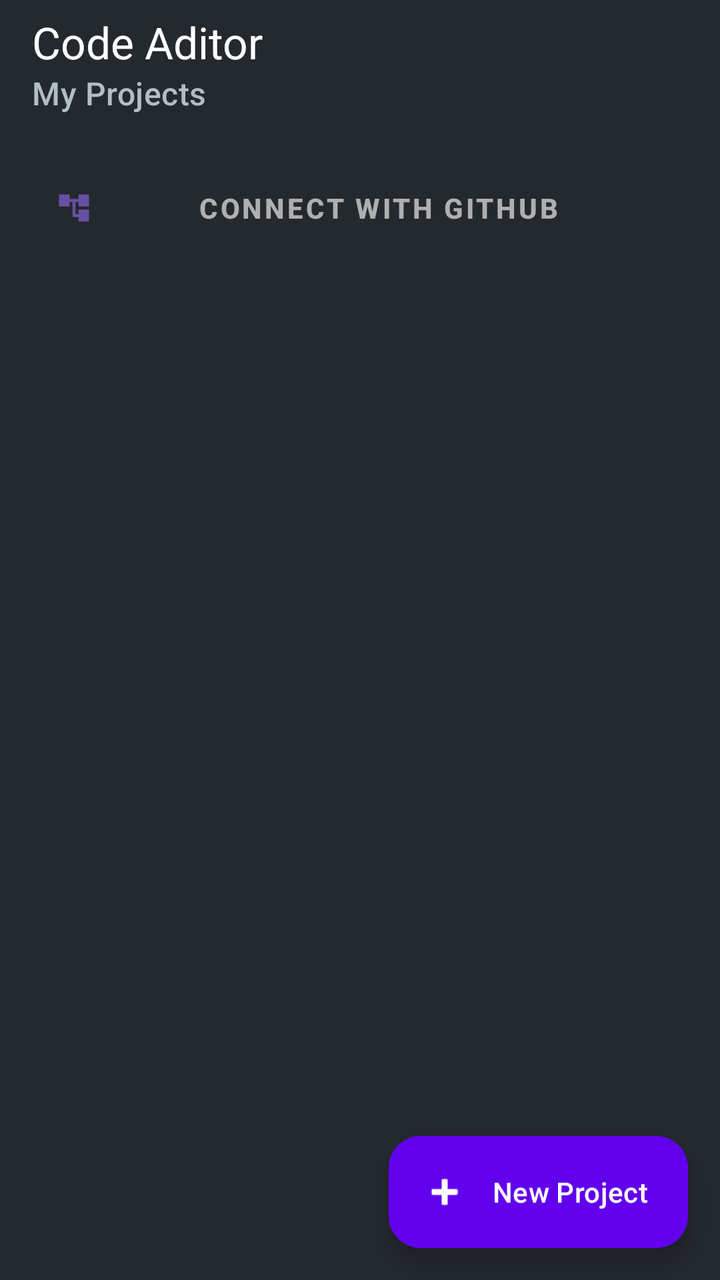
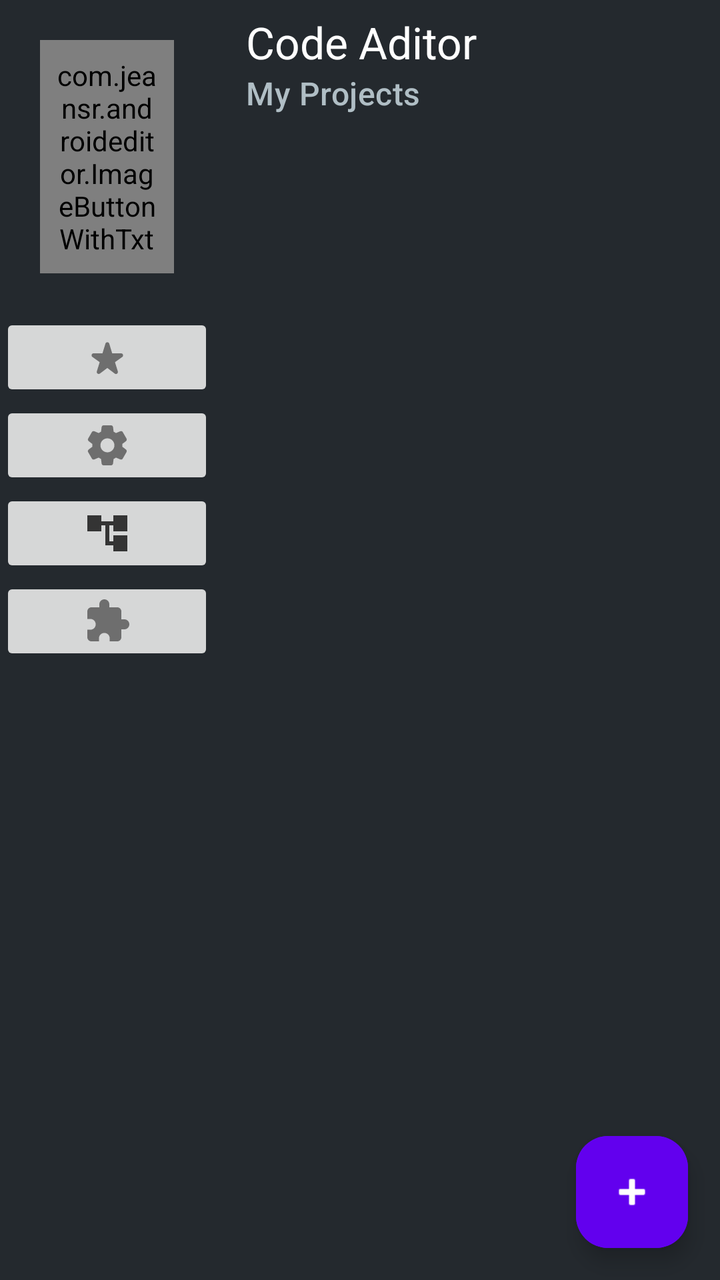

Before-and-after screenshots of an Android layout around one commit, followed by the original layout XML and the change that was made.
<!-- AndroidManifest.xml: application theme Theme.CodeAditor -->
<!-- res/layout/activity_main.xml -->
<?xml version="1.0" encoding="utf-8"?>
<androidx.coordinatorlayout.widget.CoordinatorLayout
    xmlns:android="http://schemas.android.com/apk/res/android"
    xmlns:app="http://schemas.android.com/apk/res-auto"
    android:layout_width="match_parent"
    android:layout_height="match_parent"
    android:background="#24292E"
    android:fitsSystemWindows="true"
    >

    <com.google.android.material.appbar.AppBarLayout
        android:layout_width="match_parent"
        android:layout_height="wrap_content"
        app:elevation="4dp">

        <com.google.android.material.appbar.MaterialToolbar
            android:id="@+id/topAppBar"
            android:layout_width="match_parent"
            android:layout_height="?attr/actionBarSize"
            android:background="#24292E"
            app:title="@string/app_name"
            app:subtitle="@string/My_projects"
            app:titleTextColor="@android:color/white"
            app:subtitleTextColor="#B0BEC5" />

    </com.google.android.material.appbar.AppBarLayout>

    <LinearLayout
        android:layout_width="match_parent"
        android:layout_height="match_parent"
        android:orientation="vertical"
        app:layout_behavior="@string/appbar_scrolling_view_behavior">

        <com.google.android.material.button.MaterialButton
            android:id="@+id/btnGitHubLogin"
            style="@style/Widget.MaterialComponents.Button.OutlinedButton.Icon"
            android:layout_width="match_parent"
            android:layout_height="wrap_content"
            android:layout_marginHorizontal="16dp"
            android:layout_marginTop="16dp"
            android:layout_marginBottom="8dp"
            android:text="@string/Connect_github"
            android:textColor="@color/gray"
            android:textStyle="bold"
            app:icon="@drawable/ic_githubconneccion"
            app:strokeColor="#24292E"
             />

        <androidx.recyclerview.widget.RecyclerView
            android:id="@+id/recyclerProjects"
            android:layout_width="match_parent"
            android:layout_height="match_parent"
            android:clipToPadding="false"
            android:padding="8dp"
            android:paddingBottom="88dp" /> </LinearLayout>

    <com.google.android.material.floatingactionbutton.ExtendedFloatingActionButton
        android:id="@+id/btnNuevoProyecto"
        android:layout_width="wrap_content"
        android:layout_height="wrap_content"
        android:layout_gravity="bottom|end"
        android:layout_margin="16dp"
        android:text="@string/New_project"
        android:textColor="@android:color/white"
        android:backgroundTint="#6200EE"
        app:icon="@android:drawable/ic_input_add"
        app:iconTint="@android:color/white" />

</androidx.coordinatorlayout.widget.CoordinatorLayout>
<!-- resources referenced by this layout -->
<resources>
  <color name="gray">#aeafb0</color>
  <!-- drawable ic_githubconneccion (drawable) -->
  <vector xmlns:android="http://schemas.android.com/apk/res/android" android:height="24dp" android:tint="#343434" android:viewportHeight="24" android:viewportWidth="24" android:width="24dp">
        
      <path android:fillColor="@android:color/white" android:pathData="M22,11V3h-7v3H9V3H2v8h7V8h2v10h4v3h7v-8h-7v3h-2V8h2v3z"/>
      
  </vector>
  <string name="Connect_github">Connect with GitHub</string>
  <string name="My_projects">My Projects</string>
  <string name="New_project">New Project</string>
  <string name="app_name" translatable="false">Code Aditor</string>
  <style name="Theme.CodeAditor" parent="Base.Theme.CodeAditor" />
  <style name="Base.Theme.CodeAditor" parent="Theme.Material3.DayNight.NoActionBar">
          
          
      </style>
</resources>

<!-- the commit's change to res/layout/activity_main.xml (unified diff, before → after) -->
@@ -1,69 +1,117 @@
 <?xml version="1.0" encoding="utf-8"?>
-<androidx.coordinatorlayout.widget.CoordinatorLayout
-    xmlns:android="http://schemas.android.com/apk/res/android"
+<LinearLayout xmlns:android="http://schemas.android.com/apk/res/android"
     xmlns:app="http://schemas.android.com/apk/res-auto"
     android:layout_width="match_parent"
     android:layout_height="match_parent"
     android:background="#24292E"
     android:fitsSystemWindows="true"
-    >
+    android:orientation="horizontal">
 
-    <com.google.android.material.appbar.AppBarLayout
+    <LinearLayout
+        android:layout_width="wrap_content"
+        android:layout_height="wrap_content"
+        android:orientation="vertical">
+
+        <com.jeansr.androideditor.ImageButtonWithTxt
+            android:id="@+id/menubutton"
+            android:layout_width="67dp"
+            android:layout_height="wrap_content"
+            android:layout_margin="20dp"
+            android:background="#24292E"
+            android:padding="8dp"
+            app:buttonSrc="@drawable/ic_menulines"
+            app:buttonText="Menu"
+            app:buttonTextColor="@color/white" />
+
+        <ImageButton
+            android:id="@+id/imageButton5"
+            android:layout_width="match_parent"
+            android:layout_height="wrap_content"
+            app:srcCompat="@drawable/ic_star" />
+
+        <ImageButton
+            android:id="@+id/imageButton4"
+            android:layout_width="match_parent"
+            android:layout_height="wrap_content"
+            app:srcCompat="@drawable/ic_settings" />
+
+        <ImageButton
+            android:id="@+id/imageButton2"
+            android:layout_width="match_parent"
+            android:layout_height="wrap_content"
+            app:srcCompat="@drawable/ic_githubconneccion" />
+
+        <ImageButton
+            android:id="@+id/imageButton3"
+            android:layout_width="match_parent"
+            android:layout_height="wrap_content"
+            app:srcCompat="@drawable/ic_extensions" />
+    </LinearLayout>
+
+    <LinearLayout
         android:layout_width="match_parent"
-        android:layout_height="wrap_content"
-        app:elevation="4dp">
+        android:layout_height="match_parent"
+        android:orientation="vertical">
 
         <com.google.android.material.appbar.MaterialToolbar
             android:id="@+id/topAppBar"
             android:layout_width="match_parent"
             android:layout_height="?attr/actionBarSize"
             android:background="#24292E"
+            app:subtitle="@string/My_projects"
+            app:subtitleTextColor="#B0BEC5"
             app:title="@string/app_name"
-            app:subtitle="@string/My_projects"
-            app:titleTextColor="@android:color/white"
-            app:subtitleTextColor="#B0BEC5" />
+            app:titleTextColor="@android:color/white" />
 
-    </com.google.android.material.appbar.AppBarLayout>
+        <FrameLayout
+            android:layout_width="match_parent"
+            android:layout_height="match_parent">
 
-    <LinearLayout
-        android:layout_width="match_parent"
-        android:layout_height="match_parent"
-        android:orientation="vertical"
-        app:layout_behavior="@string/appbar_scrolling_view_behavior">
+            <LinearLayout
+                android:layout_width="match_parent"
+                android:layout_height="match_parent"
+                android:orientation="vertical"
+                app:layout_behavior="@string/appbar_scrolling_view_behavior">
 
-        <com.google.android.material.button.MaterialButton
-            android:id="@+id/btnGitHubLogin"
-            style="@style/Widget.MaterialComponents.Button.OutlinedButton.Icon"
-            android:layout_width="match_parent"
-            android:layout_height="wrap_content"
-            android:layout_marginHorizontal="16dp"
-            android:layout_marginTop="16dp"
-            android:layout_marginBottom="8dp"
-            android:text="@string/Connect_github"
-            android:textColor="@color/gray"
-            android:textStyle="bold"
-            app:icon="@drawable/ic_githubconneccion"
-            app:strokeColor="#24292E"
-             />
+                <com.google.android.material.button.MaterialButton
+                    android:id="@+id/btnGitHubLogin"
+                    style="@style/Widget.MaterialComponents.Button.OutlinedButton.Icon"
+                    android:layout_width="match_parent"
+                    android:layout_height="wrap_content"
+                    android:layout_marginHorizontal="16dp"
+                    android:layout_marginTop="16dp"
+                    android:layout_marginBottom="8dp"
+                    android:text="@string/Connect_github"
+                    android:textColor="@color/gray"
+                    android:textStyle="bold"
+                    android:visibility="gone"
+                    app:icon="@drawable/ic_githubconneccion"
+                    app:strokeColor="#24292E" />
 
-        <androidx.recyclerview.widget.RecyclerView
-            android:id="@+id/recyclerProjects"
-            android:layout_width="match_parent"
-            android:layout_height="match_parent"
-            android:clipToPadding="false"
-            android:padding="8dp"
-            android:paddingBottom="88dp" /> </LinearLayout>
+                <androidx.recyclerview.widget.RecyclerView
+                    android:id="@+id/recyclerProjects"
+                    android:layout_width="match_parent"
+                    android:layout_height="match_parent"
+                    android:clipToPadding="false"
+                    android:padding="8dp"
+                    android:paddingBottom="88dp" />
 
-    <com.google.android.material.floatingactionbutton.ExtendedFloatingActionButton
-        android:id="@+id/btnNuevoProyecto"
-        android:layout_width="wrap_content"
-        android:layout_height="wrap_content"
-        android:layout_gravity="bottom|end"
-        android:layout_margin="16dp"
-        android:text="@string/New_project"
-        android:textColor="@android:color/white"
-        android:backgroundTint="#6200EE"
-        app:icon="@android:drawable/ic_input_add"
-        app:iconTint="@android:color/white" />
+            </LinearLayout>
 
-</androidx.coordinatorlayout.widget.CoordinatorLayout>
+            <com.google.android.material.floatingactionbutton.ExtendedFloatingActionButton
+                android:id="@+id/btnNuevoProyecto"
+                android:layout_width="wrap_content"
+                android:layout_height="wrap_content"
+                android:layout_gravity="bottom|end"
+                android:layout_margin="16dp"
+                android:backgroundTint="#6200EE"
+
+                android:textColor="@android:color/white"
+                app:icon="@android:drawable/ic_input_add"
+                app:iconTint="@android:color/white" />
+
+        </FrameLayout>
+
+    </LinearLayout>
+
+</LinearLayout>
<!-- resource entries referenced after the edit -->
@@ -1,15 +1,39 @@
 <!-- resources referenced by this layout -->
 <resources>
   <color name="gray">#aeafb0</color>
+  <color name="white">#FFFFFFFF</color>
+  <!-- drawable ic_extensions (drawable) -->
+  <vector xmlns:android="http://schemas.android.com/apk/res/android" android:height="24dp" android:tint="#6E6E6E" android:viewportHeight="24" android:viewportWidth="24" android:width="24dp">
+        
+      <path android:fillColor="@android:color/white" android:pathData="M20.5,11H19V7c0,-1.1 -0.9,-2 -2,-2h-4V3.5C13,2.12 11.88,1 10.5,1S8,2.12 8,3.5V5H4c-1.1,0 -1.99,0.9 -1.99,2v3.8H3.5c1.49,0 2.7,1.21 2.7,2.7s-1.21,2.7 -2.7,2.7H2V20c0,1.1 0.9,2 2,2h3.8v-1.5c0,-1.49 1.21,-2.7 2.7,-2.7 1.49,0 2.7,1.21 2.7,2.7V22H17c1.1,0 2,-0.9 2,-2v-4h1.5c1.38,0 2.5,-1.12 2.5,-2.5S21.88,11 20.5,11z"/>
+      
+  </vector>
   <!-- drawable ic_githubconneccion (drawable) -->
   <vector xmlns:android="http://schemas.android.com/apk/res/android" android:height="24dp" android:tint="#343434" android:viewportHeight="24" android:viewportWidth="24" android:width="24dp">
         
       <path android:fillColor="@android:color/white" android:pathData="M22,11V3h-7v3H9V3H2v8h7V8h2v10h4v3h7v-8h-7v3h-2V8h2v3z"/>
       
   </vector>
+  <!-- drawable ic_menulines (drawable) -->
+  <vector xmlns:android="http://schemas.android.com/apk/res/android" android:height="24dp" android:tint="#6E6E6E" android:viewportHeight="24" android:viewportWidth="24" android:width="24dp">
+        
+      <path android:fillColor="@android:color/white" android:pathData="M4,18h16c0.55,0 1,-0.45 1,-1s-0.45,-1 -1,-1L4,16c-0.55,0 -1,0.45 -1,1s0.45,1 1,1zM4,13h16c0.55,0 1,-0.45 1,-1s-0.45,-1 -1,-1L4,11c-0.55,0 -1,0.45 -1,1s0.45,1 1,1zM3,7c0,0.55 0.45,1 1,1h16c0.55,0 1,-0.45 1,-1s-0.45,-1 -1,-1L4,6c-0.55,0 -1,0.45 -1,1z"/>
+      
+  </vector>
+  <!-- drawable ic_settings (drawable) -->
+  <vector xmlns:android="http://schemas.android.com/apk/res/android" android:height="24dp" android:tint="#6E6E6E" android:viewportHeight="24" android:viewportWidth="24" android:width="24dp">
+        
+      <path android:fillColor="@android:color/white" android:pathData="M19.5,12c0,-0.23 -0.01,-0.45 -0.03,-0.68l1.86,-1.41c0.4,-0.3 0.51,-0.86 0.26,-1.3l-1.87,-3.23c-0.25,-0.44 -0.79,-0.62 -1.25,-0.42l-2.15,0.91c-0.37,-0.26 -0.76,-0.49 -1.17,-0.68l-0.29,-2.31C14.8,2.38 14.37,2 13.87,2h-3.73C9.63,2 9.2,2.38 9.14,2.88L8.85,5.19c-0.41,0.19 -0.8,0.42 -1.17,0.68L5.53,4.96c-0.46,-0.2 -1,-0.02 -1.25,0.42L2.41,8.62c-0.25,0.44 -0.14,0.99 0.26,1.3l1.86,1.41C4.51,11.55 4.5,11.77 4.5,12s0.01,0.45 0.03,0.68l-1.86,1.41c-0.4,0.3 -0.51,0.86 -0.26,1.3l1.87,3.23c0.25,0.44 0.79,0.62 1.25,0.42l2.15,-0.91c0.37,0.26 0.76,0.49 1.17,0.68l0.29,2.31C9.2,21.62 9.63,22 10.13,22h3.73c0.5,0 0.93,-0.38 0.99,-0.88l0.29,-2.31c0.41,-0.19 0.8,-0.42 1.17,-0.68l2.15,0.91c0.46,0.2 1,0.02 1.25,-0.42l1.87,-3.23c0.25,-0.44 0.14,-0.99 -0.26,-1.3l-1.86,-1.41C19.49,12.45 19.5,12.23 19.5,12zM12.04,15.5c-1.93,0 -3.5,-1.57 -3.5,-3.5s1.57,-3.5 3.5,-3.5s3.5,1.57 3.5,3.5S13.97,15.5 12.04,15.5z"/>
+      
+  </vector>
+  <!-- drawable ic_star (drawable) -->
+  <vector xmlns:android="http://schemas.android.com/apk/res/android" android:height="24dp" android:tint="#6E6E6E" android:viewportHeight="24" android:viewportWidth="24" android:width="24dp">
+        
+      <path android:fillColor="@android:color/white" android:pathData="M14.43,10l-1.47,-4.84c-0.29,-0.95 -1.63,-0.95 -1.91,0L9.57,10H5.12c-0.97,0 -1.37,1.25 -0.58,1.81l3.64,2.6l-1.43,4.61c-0.29,0.93 0.79,1.68 1.56,1.09L12,17.31l3.69,2.81c0.77,0.59 1.85,-0.16 1.56,-1.09l-1.43,-4.61l3.64,-2.6c0.79,-0.57 0.39,-1.81 -0.58,-1.81H14.43z"/>
+      
+  </vector>
   <string name="Connect_github">Connect with GitHub</string>
   <string name="My_projects">My Projects</string>
-  <string name="New_project">New Project</string>
   <string name="app_name" translatable="false">Code Aditor</string>
   <style name="Theme.CodeAditor" parent="Base.Theme.CodeAditor" />
   <style name="Base.Theme.CodeAditor" parent="Theme.Material3.DayNight.NoActionBar">
